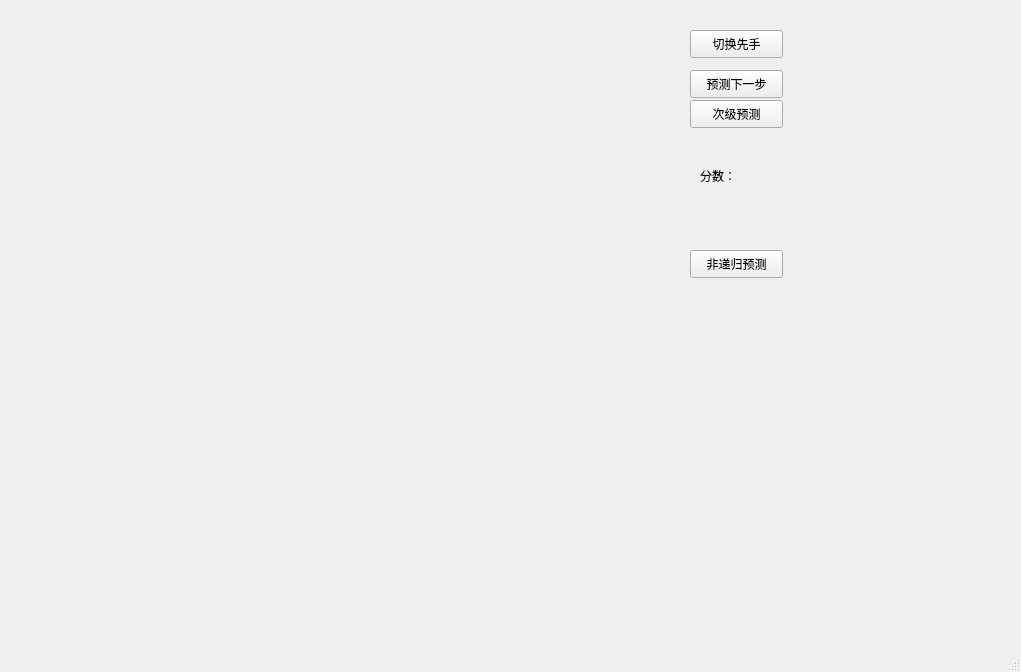
myccmj/-Gomoku, file wuziqi/mainwindow.ui: the form before one commit.
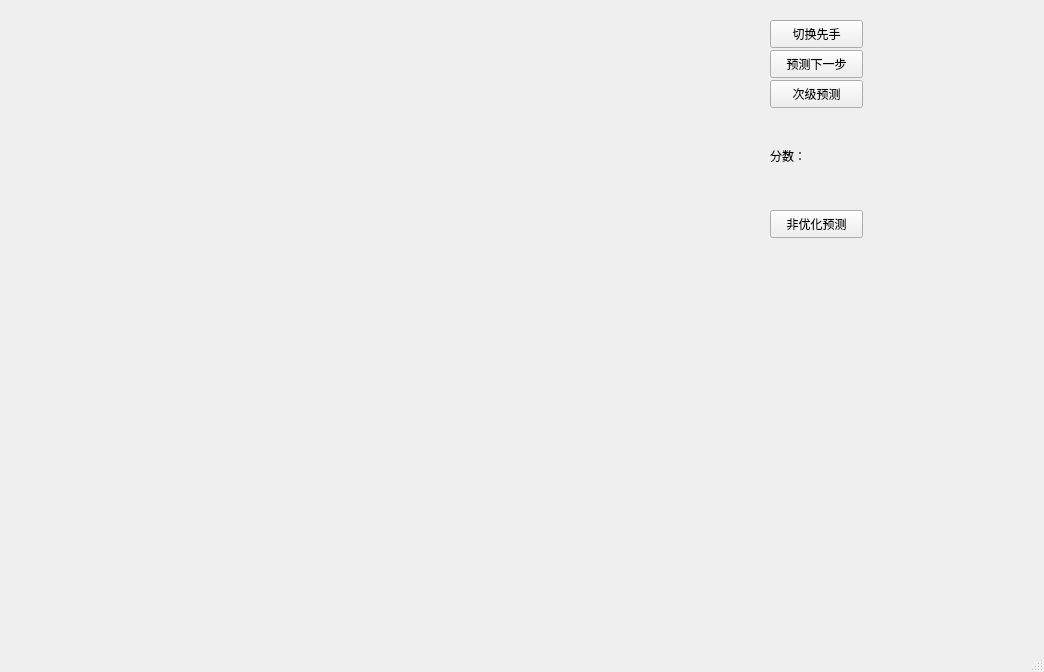
The form after the commit.

Patch:
```diff
--- a/wuziqi/mainwindow.ui
+++ b/wuziqi/mainwindow.ui
@@ -6,7 +6,7 @@
    <rect>
     <x>0</x>
     <y>0</y>
-    <width>1021</width>
+    <width>1044</width>
     <height>672</height>
    </rect>
   </property>
@@ -17,8 +17,8 @@
    <widget class="QPushButton" name="pushButton">
     <property name="geometry">
      <rect>
-      <x>690</x>
-      <y>30</y>
+      <x>770</x>
+      <y>20</y>
       <width>93</width>
       <height>28</height>
      </rect>
@@ -30,8 +30,8 @@
    <widget class="QPushButton" name="pushButton_2">
     <property name="geometry">
      <rect>
-      <x>690</x>
-      <y>70</y>
+      <x>770</x>
+      <y>50</y>
       <width>93</width>
       <height>28</height>
      </rect>
@@ -43,8 +43,8 @@
    <widget class="QLabel" name="label">
     <property name="geometry">
      <rect>
-      <x>700</x>
-      <y>140</y>
+      <x>770</x>
+      <y>120</y>
       <width>201</width>
       <height>71</height>
      </rect>
@@ -56,8 +56,8 @@
    <widget class="QPushButton" name="pushButton_3">
     <property name="geometry">
      <rect>
-      <x>690</x>
-      <y>100</y>
+      <x>770</x>
+      <y>80</y>
       <width>93</width>
       <height>28</height>
      </rect>
@@ -69,14 +69,14 @@
    <widget class="QPushButton" name="pushButton_4">
     <property name="geometry">
      <rect>
-      <x>690</x>
-      <y>250</y>
+      <x>770</x>
+      <y>210</y>
       <width>93</width>
       <height>28</height>
      </rect>
     </property>
     <property name="text">
-     <string>非递归预测</string>
+     <string>非优化预测</string>
     </property>
    </widget>
   </widget>
```
Left out of the diff: 2 changed lines with no effect on the pictures.
